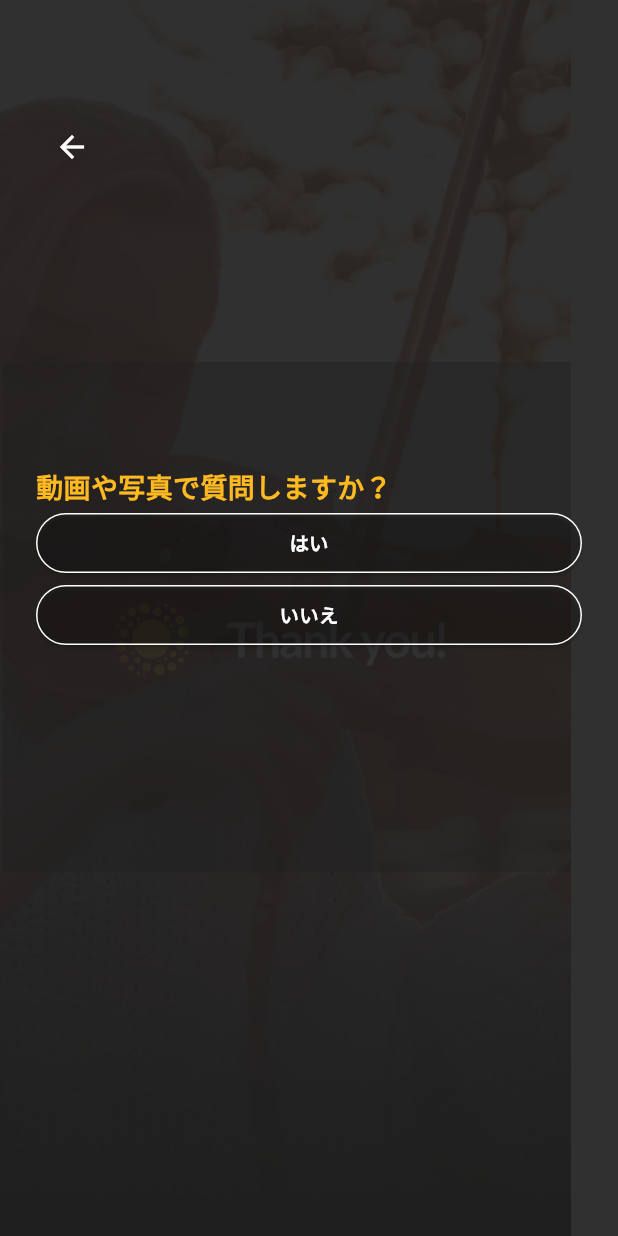
After one commit to Mayumi-Nakabayashi/withTone, a Flutter app: the UploadQuestionFBPage screen opened by its route, on a phone screen of 412 x 824 dp. The commit adds this screen. Run offline on Flutter 3.47's test engine with Material 2 defaults, Android fonts, the phone set to English and light mode, and no system bars; our stand-ins replace firebase_analytics, firebase_auth, firebase_core, google_mobile_ads, google_sign_in, lottie and 1 more; missing offline and left inert: app_tracking_transparency; accounts and stored records are empty.

Commit message:
feat: create fb entry page

```diff
--- a/lib/routes.dart
+++ b/lib/routes.dart
@@ -22,6 +22,7 @@ import 'package:withtone/views/pages/setting/setting_page.dart';
 import 'package:withtone/views/pages/signup_mail/signup_mail.dart';
 import 'package:withtone/views/pages/upload_commentq/upload_commentq_page.dart';
 import 'package:withtone/views/pages/upload_fb.dart';
+import 'package:withtone/views/pages/upload_question_fb/upload_question_fb_page.dart';
 import 'package:withtone/views/pages/upload_question_page.dart';
 import 'package:withtone/views/pages/upload_video_question/upload_video_question_page.dart';
 
@@ -56,6 +57,7 @@ class Routes {
     AccountPage.path: (context) => const AccountPage(),
     PrivacyPage.path: (context) => const PrivacyPage(),
     UploadFbPage.path: (context) => const UploadFbPage(),
+    UploadQuestionFBPage.path: (context) => const UploadQuestionFBPage(),
     UploadInstPage.path: (context) => const UploadInstPage(),
     UploadQuestionPage.path: (context) => const UploadQuestionPage(),
     UploadCommentqPage.path: (context) => const UploadCommentqPage(),
--- /dev/null
+++ b/lib/views/pages/upload_question_fb/upload_question_fb_page.dart
@@ -0,0 +1,105 @@
+import 'package:flutter/material.dart';
+import 'package:withtone/views/components/text/orange_text.dart';
+import 'package:withtone/views/pages/upload_question_fb/upload_fb_comment_page.dart';
+
+class UploadQuestionFBPage extends StatefulWidget {
+  const UploadQuestionFBPage({super.key});
+
+  static const String path = '/upload_question_fb';
+
+  @override
+  State<UploadQuestionFBPage> createState() => _UploadQuestionFBPageState();
+}
+
+class ButtonItem {
+  final String label;
+  final String path;
+  bool isSelected = false;
+  ButtonItem(
+      {required this.label, required this.path, this.isSelected = false});
+}
+
+class _UploadQuestionFBPageState extends State<UploadQuestionFBPage> {
+  List<ButtonItem> buttonItems = [
+    ButtonItem(label: 'はい', path: UploadFbCommentPage.path),
+    ButtonItem(label: 'いいえ', path: UploadFbCommentPage.path),
+  ];
+  List<ButtonItem> buttonItem = [];
+  @override
+  Widget build(BuildContext context) {
+    return Scaffold(
+      body: Stack(
+        children: [
+          SizedBox(
+            child: Image.asset(
+              'assets/page_images/upload_thankyouq.jpg',
+              fit: BoxFit.cover,
+            ),
+          ),
+          Container(
+            color: const Color.fromRGBO(33, 33, 33, 0.93),
+          ),
+          Padding(
+            padding: const EdgeInsets.all(24.0),
+            child: Column(
+              crossAxisAlignment: CrossAxisAlignment.start,
+              children: [
+                const SizedBox(
+                  height: 50,
+                ),
+                const BackButton(
+                  color: Colors.white,
+                ),
+                const SizedBox(
+                  height: 190,
+                ),
+                const OrangeText(label: '動画や写真で質問しますか？'),
+                Expanded(
+                  child: ListView.builder(
+                      shrinkWrap: true,
+                      itemCount: buttonItems.length,
+                      itemBuilder: (context, index) {
+                        return ElevatedButton(
+                          onPressed: () {
+                            setState(() {
+                              for (var buttonItem in buttonItems) {
+                                buttonItem.isSelected = false;
+                              }
+                              buttonItems[index].isSelected = true;
+                            });
+                            Navigator.pushNamed(
+                              context,
+                              buttonItems[index].path,
+                            );
+                          },
+                          style: ElevatedButton.styleFrom(
+                            fixedSize: const Size.fromWidth(double.maxFinite),
+                            // ボタンの背景色を設定
+                            backgroundColor: Colors.transparent,
+                            // ボタンの文字色を設定
+                            side: BorderSide(
+                              color: buttonItems[index].isSelected
+                                  ? const Color.fromRGBO(0, 87, 146, 1)
+                                  : Colors.white,
+                              width: 1,
+                            ),
+                          ),
+                          child: Text(
+                            buttonItems[index].label,
+                            style: const TextStyle(
+                              fontSize: 13,
+                              fontWeight: FontWeight.bold,
+                              color: Colors.white,
+                            ),
+                          ),
+                        );
+                      }),
+                ),
+              ],
+            ),
+          ),
+        ],
+      ),
+    );
+  }
+}
```
